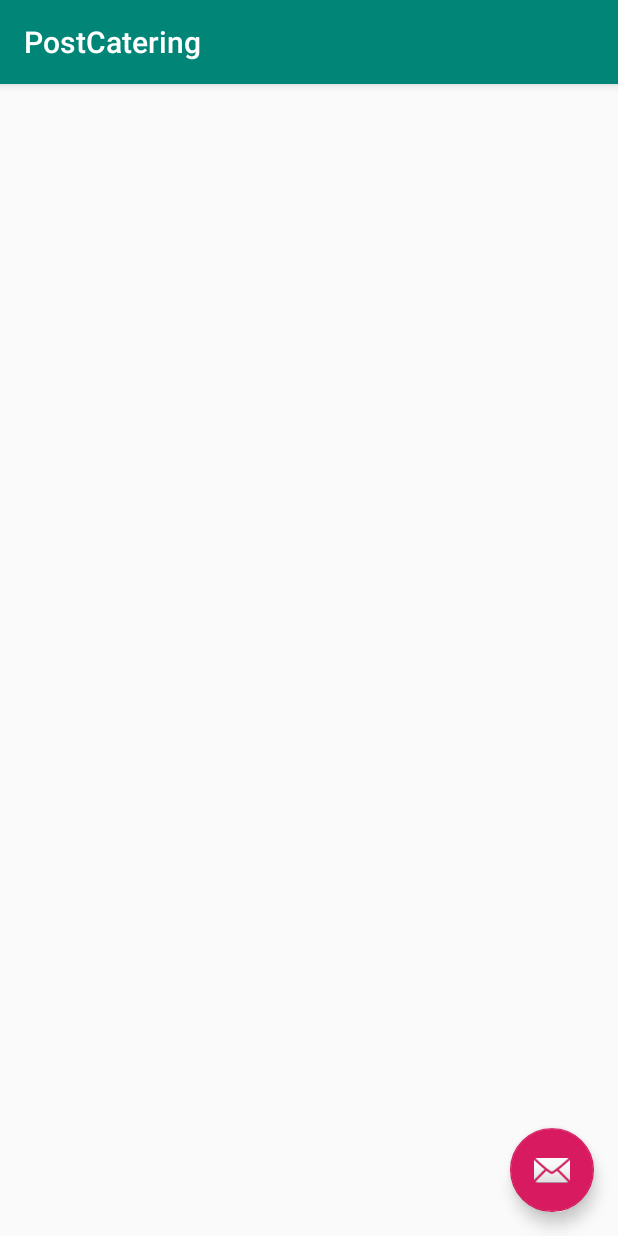
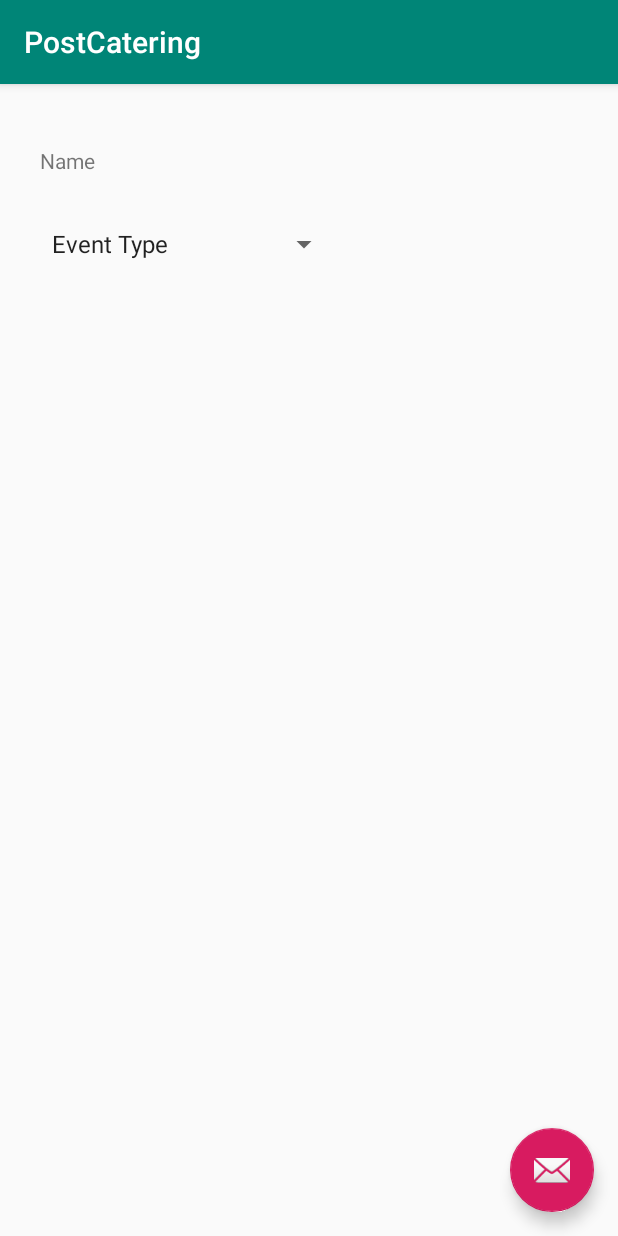
Before and after one commit to MrinaliniU/Civitas, an Android app: the PostCatering screen opened directly, with no data from a screen before it, on a phone screen of 412 x 824 dp. Run offline under Robolectric (Android 15) with nearby library versions, the phone set to English and light mode, and no system bars.

Commit message:
Added Array String

```diff
--- a/app/src/main/res/layout/content_post_catering.xml
+++ b/app/src/main/res/layout/content_post_catering.xml
@@ -8,4 +8,33 @@
     tools:context=".PostCatering"
     tools:showIn="@layout/activity_post_catering">
 
+    <TextView
+        android:id="@+id/textView"
+        android:layout_width="120dp"
+        android:layout_height="28dp"
+        android:layout_marginStart="26dp"
+        android:layout_marginLeft="26dp"
+        android:layout_marginTop="41dp"
+        android:layout_marginEnd="265dp"
+        android:layout_marginRight="265dp"
+        android:text="Name"
+        app:layout_constraintEnd_toEndOf="parent"
+        app:layout_constraintStart_toStartOf="parent"
+        app:layout_constraintTop_toTopOf="parent" />
+
+    <Spinner
+        android:id="@+id/SpinnerFeedbackType"
+        android:layout_width="200dp"
+        android:layout_height="wrap_content"
+        android:layout_marginStart="26dp"
+        android:layout_marginLeft="26dp"
+        android:layout_marginTop="25dp"
+        android:layout_marginEnd="185dp"
+        android:layout_marginRight="185dp"
+        android:entries="@array/feedbacktypelist"
+        android:prompt="@string/feedbacktype1"
+        app:layout_constraintEnd_toEndOf="parent"
+        app:layout_constraintStart_toStartOf="parent"
+        app:layout_constraintTop_toBottomOf="@+id/textView"></Spinner>
+
 </android.support.constraint.ConstraintLayout>
--- /dev/null
+++ b/app/src/main/res/values/arrays.xml
@@ -0,0 +1,9 @@
+<?xml version="1.0" encoding="utf-8"?>
+<resources>
+    <string-array name="feedbacktypelist">
+        <item>@string/feedbacktype1</item>
+        <item>@string/feedbacktype2</item>
+        <item>@string/feedbacktype3</item>
+        <item>@string/feedbacktype4</item>
+    </string-array>
+</resources>
--- a/app/src/main/res/values/strings.xml
+++ b/app/src/main/res/values/strings.xml
@@ -1,4 +1,9 @@
 <resources>
     <string name="app_name">FoodForGoodWiCHacks</string>
     <string name="title_activity_post_catering">PostCatering</string>
+    <string name="feedbacktype1">Event Type</string>
+    <string name="feedbacktype2">Family Gathering</string>
+    <string name="feedbacktype3">Baby Shower</string>
+    <string name="feedbacktype4">Birthday</string>
+    <string name="feedbacktype5">Aniversary</string>
 </resources>
```
